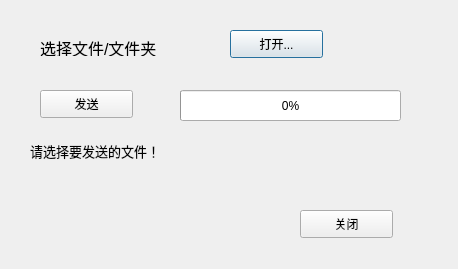
Above: IM/IMClientApp/ChatPanel/FileServerPanel.ui from zrq-github/GraduationProject before the change. Below: the same form after it.
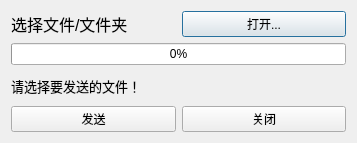
That is the form after the change.

What changed in the file:
```diff
--- a/IM/IMClientApp/ChatPanel/FileServerPanel.ui
+++ b/IM/IMClientApp/ChatPanel/FileServerPanel.ui
@@ -6,22 +6,18 @@
    <rect>
     <x>0</x>
     <y>0</y>
-    <width>458</width>
-    <height>269</height>
+    <width>357</width>
+    <height>143</height>
    </rect>
   </property>
   <property name="windowTitle">
    <string>发送</string>
   </property>
+  <layout class="QVBoxLayout" name="verticalLayout">
+   <item>
+    <layout class="QHBoxLayout" name="horizontalLayout">
+     <item>
   <widget class="QLabel" name="label">
-   <property name="geometry">
-    <rect>
-     <x>40</x>
-     <y>40</y>
-     <width>161</width>
-     <height>16</height>
-    </rect>
-   </property>
    <property name="font">
     <font>
      <pointsize>12</pointsize>
@@ -31,54 +27,25 @@
     <string>选择文件/文件夹</string>
    </property>
   </widget>
+     </item>
+     <item>
   <widget class="QPushButton" name="btnOpen">
-   <property name="geometry">
-    <rect>
-     <x>230</x>
-     <y>30</y>
-     <width>93</width>
-     <height>28</height>
-    </rect>
-   </property>
    <property name="text">
     <string>打开...</string>
    </property>
   </widget>
-  <widget class="QPushButton" name="btnSend">
-   <property name="geometry">
-    <rect>
-     <x>40</x>
-     <y>90</y>
-     <width>93</width>
-     <height>28</height>
-    </rect>
-   </property>
-   <property name="text">
-    <string>发送</string>
-   </property>
-  </widget>
+     </item>
+    </layout>
+   </item>
+   <item>
   <widget class="QProgressBar" name="progressBar">
-   <property name="geometry">
-    <rect>
-     <x>180</x>
-     <y>90</y>
-     <width>221</width>
-     <height>31</height>
-    </rect>
-   </property>
    <property name="value">
     <number>0</number>
    </property>
   </widget>
+   </item>
+   <item>
   <widget class="QLabel" name="labStatus">
-   <property name="geometry">
-    <rect>
-     <x>30</x>
-     <y>140</y>
-     <width>181</width>
-     <height>21</height>
-    </rect>
-   </property>
    <property name="font">
     <font>
      <pointsize>10</pointsize>
@@ -88,19 +55,26 @@
     <string>请选择要发送的文件！</string>
    </property>
   </widget>
+   </item>
+   <item>
+    <layout class="QHBoxLayout" name="horizontalLayout_2">
+     <item>
+      <widget class="QPushButton" name="btnSend">
+       <property name="text">
+        <string>发送</string>
+       </property>
+      </widget>
+     </item>
+     <item>
   <widget class="QPushButton" name="btnClose">
-   <property name="geometry">
-    <rect>
-     <x>300</x>
-     <y>210</y>
-     <width>93</width>
-     <height>28</height>
-    </rect>
-   </property>
    <property name="text">
     <string>关闭</string>
    </property>
   </widget>
+     </item>
+    </layout>
+   </item>
+  </layout>
  </widget>
  <layoutdefault spacing="6" margin="11"/>
  <resources/>
```
Lines whose indentation alone changed are shown as unchanged.
